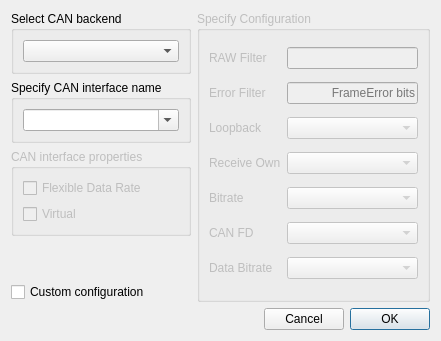
Above: examples/serialbus/can/connectdialog.ui from qt/qtserialbus before the change. Below: the same form after it.
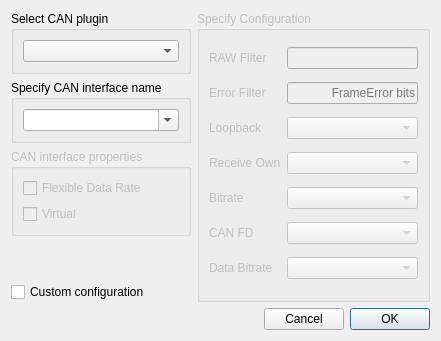
That is the form after the change. Custom widgets are drawn as their Qt base class.

Commit message:
CAN-Example: Rename all occurrences of "backend" to "plugin"
The first parameter of QCanBus::createDevice() is called "plugin",
so use this term in our examples to avoid confusion.

```diff
--- a/examples/serialbus/can/connectdialog.ui
+++ b/examples/serialbus/can/connectdialog.ui
@@ -57,7 +57,7 @@
    <item row="0" column="0">
     <widget class="QGroupBox" name="selectBackendBox">
      <property name="title">
-      <string>Select CAN backend</string>
+      <string>Select CAN plugin</string>
      </property>
      <layout class="QGridLayout" name="gridLayout">
       <item row="0" column="0">
```
Left out of the diff: 4 changed lines with no effect on the pictures. The commit also changes 3 other files.
